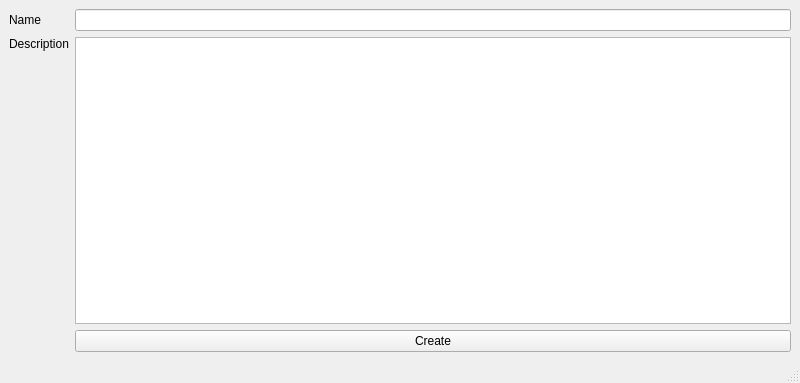
This is src/jukeboxcore/gui/widgets/guerilla/assetcreator.ui in JukeboxPipeline/jukebox-core as Qt 5 draws it before an edit. The edited form follows.
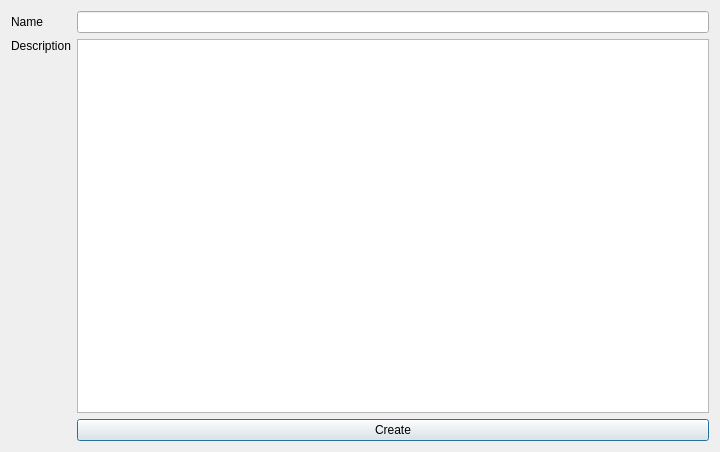
This is the edited form.

Commit message: Chang the guerilla secondary windows to dialogs and implement create project

```diff
--- a/src/jukeboxcore/gui/widgets/guerilla/assetcreator.ui
+++ b/src/jukeboxcore/gui/widgets/guerilla/assetcreator.ui
@@ -1,23 +1,19 @@
 <?xml version="1.0" encoding="UTF-8"?>
 <ui version="4.0">
- <class>assetcreator_mwin</class>
- <widget class="QMainWindow" name="assetcreator_mwin">
+ <class>assetcreator_dialog</class>
+ <widget class="QDialog" name="assetcreator_dialog">
   <property name="geometry">
    <rect>
     <x>0</x>
     <y>0</y>
-    <width>800</width>
-    <height>383</height>
+    <width>720</width>
+    <height>452</height>
    </rect>
   </property>
   <property name="windowTitle">
    <string>Create Asset</string>
   </property>
-  <widget class="QWidget" name="central_widget">
-   <layout class="QGridLayout" name="central_grid">
-    <item row="0" column="1">
-     <widget class="QLineEdit" name="name_le"/>
-    </item>
+  <layout class="QGridLayout" name="gridLayout">
     <item row="0" column="0">
      <widget class="QLabel" name="name_lb">
       <property name="text">
@@ -25,15 +21,8 @@
       </property>
      </widget>
     </item>
-    <item row="2" column="1">
-     <widget class="QPushButton" name="create_pb">
-      <property name="text">
-       <string>Create</string>
-      </property>
-     </widget>
-    </item>
-    <item row="1" column="1">
-     <widget class="QPlainTextEdit" name="desc_pte"/>
+   <item row="0" column="1">
+    <widget class="QLineEdit" name="name_le"/>
     </item>
     <item row="1" column="0">
      <widget class="QLabel" name="desc_lb">
@@ -45,10 +34,18 @@
       </property>
      </widget>
     </item>
-   </layout>
-  </widget>
-  <widget class="QStatusBar" name="statusbar"/>
- </widget>
+   <item row="1" column="1">
+    <widget class="QPlainTextEdit" name="desc_pte"/>
+   </item>
+   <item row="2" column="1">
+    <widget class="QPushButton" name="create_pb">
+     <property name="text">
+      <string>Create</string>
+     </property>
+    </widget>
+   </item>
+  </layout>
+ </widget>
  <resources/>
  <connections>
   <connection>
```
Left out of the diff: 19 changed lines with no effect on the pictures. Lines whose indentation alone changed are shown as unchanged. The commit also changes 26 other files.
